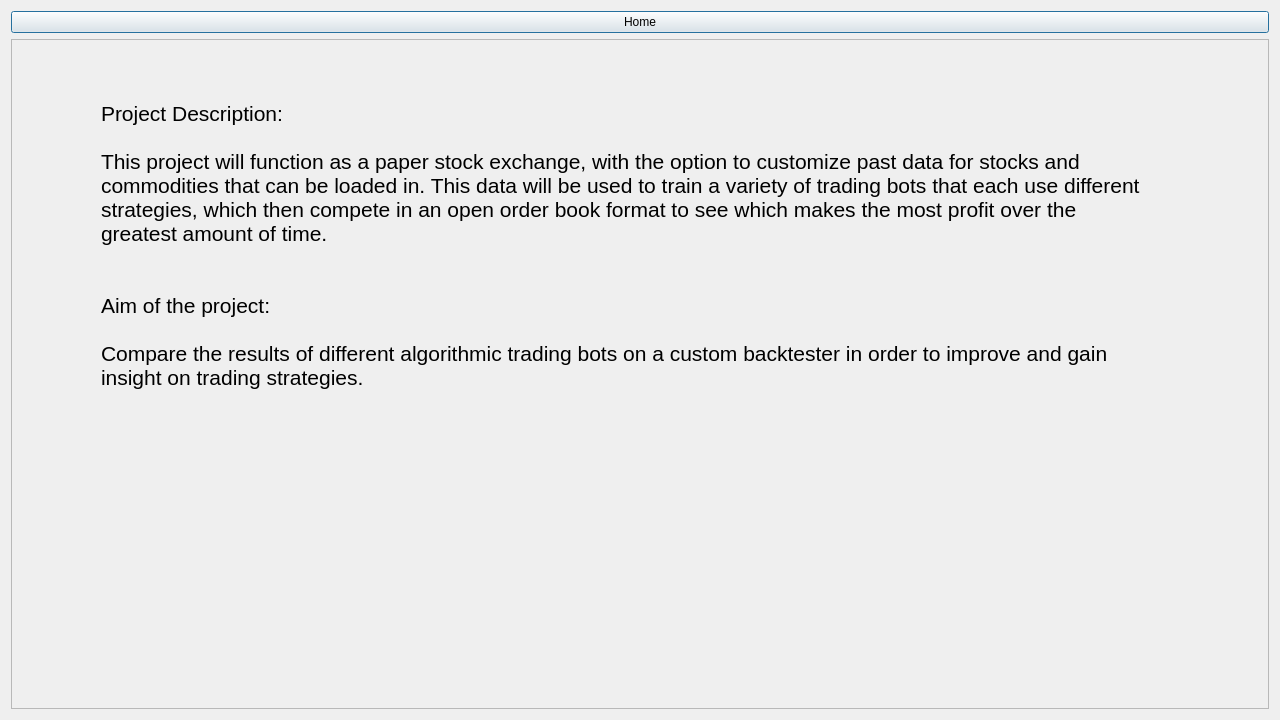
The window that aboutpage.ui (ShashwatSingh67/oop-project) describes before a commit, drawn with Qt 5.
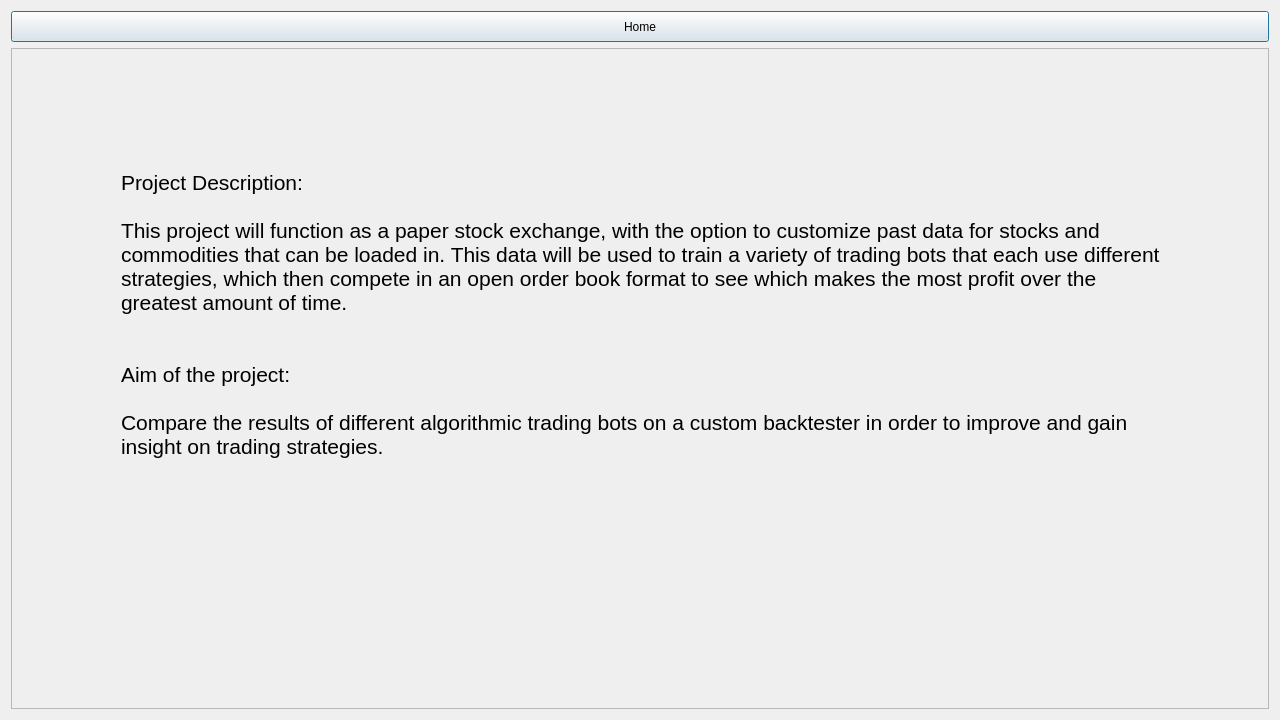
The same window after the commit.

Diff of the .ui file:
```diff
--- a/aboutpage.ui
+++ b/aboutpage.ui
@@ -16,6 +16,12 @@
   <layout class="QGridLayout" name="gridLayout_2">
    <item row="0" column="0">
     <widget class="QPushButton" name="Home_Button">
+     <property name="minimumSize">
+      <size>
+       <width>0</width>
+       <height>31</height>
+      </size>
+     </property>
      <property name="text">
       <string>Home</string>
      </property>
@@ -32,10 +38,10 @@
      <widget class="QLabel" name="label">
       <property name="geometry">
        <rect>
-        <x>90</x>
-        <y>50</y>
-        <width>1091</width>
-        <height>361</height>
+        <x>110</x>
+        <y>90</y>
+        <width>1081</width>
+        <height>401</height>
        </rect>
       </property>
       <property name="font">
```
